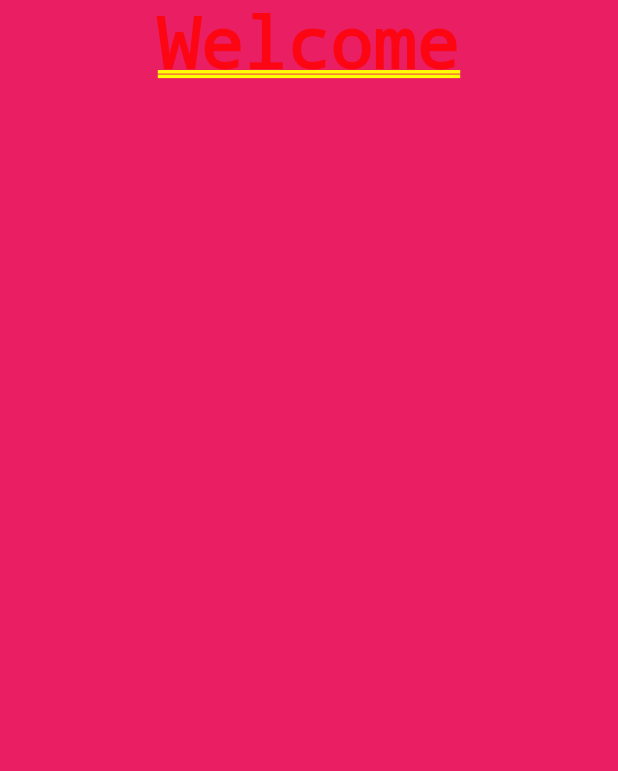
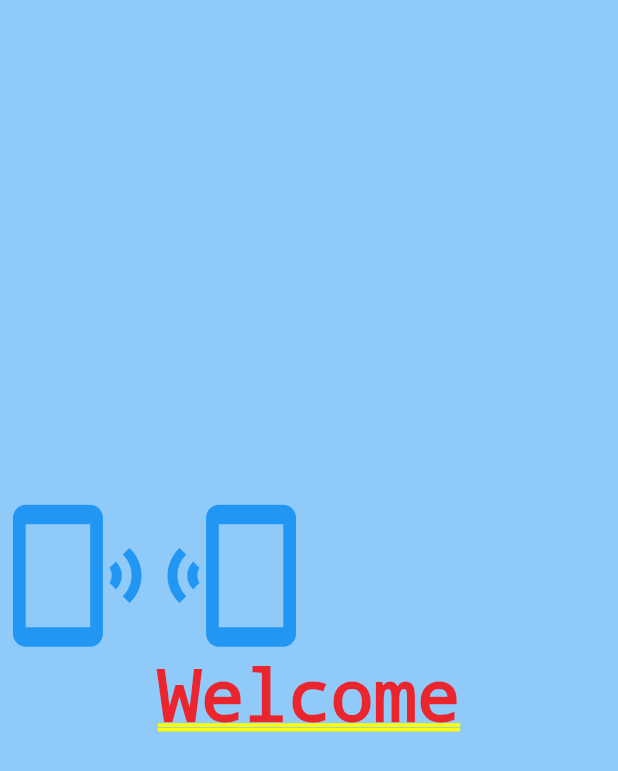
Before and after one commit to alexeuler/tata, a Flutter app: the screen it shows after launch, on a phone screen of 412 x 824 dp. Shown: the top 771 px of the screen. Run offline on Flutter 3.47's test engine with Material 2 defaults, Android fonts, the phone set to English and light mode, and no system bars.

Commit message:
added some icons

```diff
--- a/tata_mobile/lib/main.dart
+++ b/tata_mobile/lib/main.dart
@@ -1,20 +1,16 @@
 import 'package:flutter/material.dart';
-import 'package:tata_mobile/onboarding.dart';
+import 'package:tata_mobile/screens/onboarding.dart';
 
 void main() {
-  runApp(MyApp());
+  runApp(TataApp());
 }
 
-class MyApp extends StatelessWidget {
-  // This widget is the root of your application.
+class TataApp extends StatelessWidget {
   @override
   Widget build(BuildContext context) {
     return MaterialApp(
       title: 'Tata',
-      theme: ThemeData(
-        primarySwatch: Colors.blue,
-        visualDensity: VisualDensity.adaptivePlatformDensity,
-      ),
+      theme: ThemeData.light(),
       home: Onboarding(),
     );
   }
--- a/tata_mobile/lib/onboarding.dart
+++ b/tata_mobile/lib/screens/onboarding.dart
@@ -1,4 +1,6 @@
 import 'package:flutter/material.dart';
+import 'package:tata_mobile/screens/onboarding/primary_key.dart';
+import 'package:tata_mobile/screens/onboarding/welcome.dart';
 
 class Onboarding extends StatefulWidget {
   Onboarding({Key key}) : super(key: key);
@@ -24,21 +26,8 @@ class _OnboardingState extends State<Onboarding> {
   @override
   Widget build(BuildContext context) {
     return PageView(controller: _pageController, children: [
-      _welcomePage,
-      _pickName,
+      Welcome(),
+      PrimaryKey(),
     ]);
   }
 }
-
-final _welcomePage = Container(
-    color: Colors.pink,
-    child: Column(
-      children: [Text("Welcome")],
-    ));
-
-final _pickName = Container(
-  color: Colors.blue,
-  child: Column(
-    children: [Text("Pick Username")],
-  ),
-);
--- /dev/null
+++ b/tata_mobile/lib/screens/onboarding/primary_key.dart
@@ -0,0 +1,12 @@
+import 'package:flutter/material.dart';
+
+class PrimaryKey extends StatelessWidget {
+  @override
+  Widget build(BuildContext context) {
+    return Container(
+        color: Theme.of(context).backgroundColor,
+        child: Column(
+          children: [Text("PrimaryKey")],
+        ));
+  }
+}
--- /dev/null
+++ b/tata_mobile/lib/screens/onboarding/welcome.dart
@@ -0,0 +1,43 @@
+import 'package:flutter/material.dart';
+import 'package:tata_mobile/utils.dart';
+import 'dart:math';
+
+class Welcome extends StatelessWidget {
+  @override
+  Widget build(BuildContext context) {
+    return Container(
+        color: Theme.of(context).backgroundColor,
+        child: Column(
+          mainAxisAlignment: MainAxisAlignment.center,
+          crossAxisAlignment: CrossAxisAlignment.center,
+          children: [
+            Row(
+              children: [
+                PhoneIcon(),
+                PhoneIcon(
+                  inverse: true,
+                )
+              ],
+            ),
+            Text("Welcome")
+          ],
+        ));
+  }
+}
+
+class PhoneIcon extends StatelessWidget {
+  final bool inverse;
+  PhoneIcon({this.inverse: false});
+
+  @override
+  Widget build(BuildContext context) {
+    return Transform(
+        alignment: Alignment.center,
+        transform: this.inverse ? Matrix4.rotationY(pi) : Matrix4.identity(),
+        child: Icon(
+          Icons.phonelink_ring,
+          color: Theme.of(context).primaryColor,
+          size: displayWidth(context) / 4,
+        ));
+  }
+}
--- /dev/null
+++ b/tata_mobile/lib/utils.dart
@@ -0,0 +1,15 @@
+import 'package:flutter/material.dart';
+
+Size displaySize(BuildContext context) {
+  return MediaQuery.of(context).size;
+}
+
+double displayHeight(BuildContext context) {
+  return displaySize(context).height -
+      MediaQuery.of(context).padding.top -
+      kToolbarHeight;
+}
+
+double displayWidth(BuildContext context) {
+  return displaySize(context).width;
+}
```
Also changed, not shown: 1 other file.
